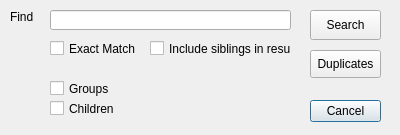
Old version of the form FindDlg.ui in the repository bobRetro/AttractModeListMgr.
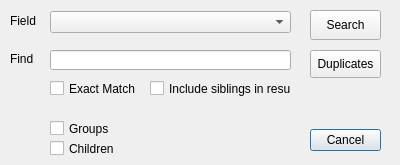
New version of the form.

What changed in the file:
```diff
--- a/FindDlg.ui
+++ b/FindDlg.ui
@@ -7,7 +7,7 @@
     <x>0</x>
     <y>0</y>
     <width>400</width>
-    <height>135</height>
+    <height>165</height>
    </rect>
   </property>
   <property name="windowTitle">
@@ -20,7 +20,7 @@
    <property name="geometry">
     <rect>
      <x>310</x>
-     <y>100</y>
+     <y>129</y>
      <width>71</width>
      <height>30</height>
     </rect>
@@ -39,7 +39,7 @@
    <property name="geometry">
     <rect>
      <x>50</x>
-     <y>10</y>
+     <y>50</y>
      <width>241</width>
      <height>20</height>
     </rect>
@@ -49,9 +49,9 @@
    <property name="geometry">
     <rect>
      <x>10</x>
-     <y>10</y>
-     <width>47</width>
-     <height>13</height>
+     <y>51</y>
+     <width>31</width>
+     <height>16</height>
     </rect>
    </property>
    <property name="text">
@@ -75,7 +75,7 @@
    <property name="geometry">
     <rect>
      <x>50</x>
-     <y>80</y>
+     <y>120</y>
      <width>74</width>
      <height>17</height>
     </rect>
@@ -88,7 +88,7 @@
    <property name="geometry">
     <rect>
      <x>50</x>
-     <y>100</y>
+     <y>140</y>
      <width>74</width>
      <height>17</height>
     </rect>
@@ -101,7 +101,7 @@
    <property name="geometry">
     <rect>
      <x>150</x>
-     <y>40</y>
+     <y>80</y>
      <width>141</width>
      <height>17</height>
     </rect>
@@ -114,7 +114,7 @@
    <property name="geometry">
     <rect>
      <x>50</x>
-     <y>40</y>
+     <y>80</y>
      <width>91</width>
      <height>17</height>
     </rect>
@@ -136,6 +136,29 @@
     <string>Duplicates</string>
    </property>
   </widget>
+  <widget class="QComboBox" name="comboBox">
+   <property name="geometry">
+    <rect>
+     <x>50</x>
+     <y>11</y>
+     <width>241</width>
+     <height>22</height>
+    </rect>
+   </property>
+  </widget>
+  <widget class="QLabel" name="label">
+   <property name="geometry">
+    <rect>
+     <x>10</x>
+     <y>13</y>
+     <width>31</width>
+     <height>16</height>
+    </rect>
+   </property>
+   <property name="text">
+    <string>Field</string>
+   </property>
+  </widget>
  </widget>
  <resources/>
  <connections>
```
